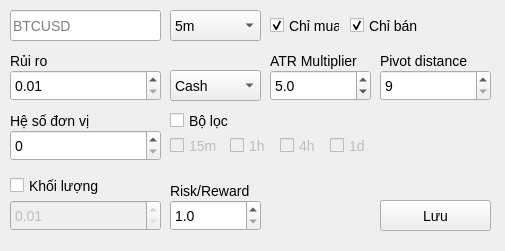
Before: the Qt Designer form ui/EditWindow.ui in nguyenvantat1182002/rsi-signal-bot, drawn with Qt 5.
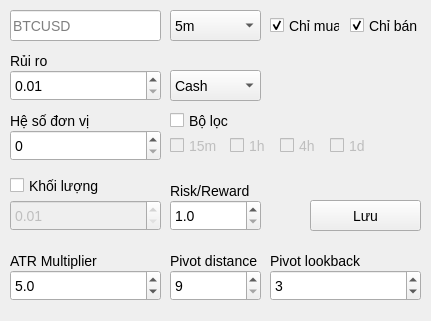
After: the same form once the commit is applied.

The edit to the form file:
```diff
--- a/ui/EditWindow.ui
+++ b/ui/EditWindow.ui
@@ -6,22 +6,10 @@
    <rect>
     <x>0</x>
     <y>0</y>
-    <width>505</width>
-    <height>251</height>
+    <width>431</width>
+    <height>321</height>
    </rect>
   </property>
-  <property name="minimumSize">
-   <size>
-    <width>505</width>
-    <height>251</height>
-   </size>
-  </property>
-  <property name="maximumSize">
-   <size>
-    <width>505</width>
-    <height>251</height>
-   </size>
-  </property>
   <property name="windowTitle">
    <string>TRADER 3 - EDIT</string>
   </property>
@@ -133,7 +121,7 @@
    <widget class="QPushButton" name="pushButton">
     <property name="geometry">
      <rect>
-      <x>380</x>
+      <x>310</x>
       <y>200</y>
       <width>111</width>
       <height>31</height>
@@ -197,8 +185,8 @@
    <widget class="QLabel" name="label_6">
     <property name="geometry">
      <rect>
-      <x>270</x>
-      <y>50</y>
+      <x>10</x>
+      <y>250</y>
       <width>91</width>
       <height>21</height>
      </rect>
@@ -404,9 +392,9 @@
     </property>
     <property name="geometry">
      <rect>
-      <x>270</x>
-      <y>70</y>
-      <width>101</width>
+      <x>10</x>
+      <y>270</y>
+      <width>151</width>
       <height>31</height>
      </rect>
     </property>
@@ -429,9 +417,9 @@
    <widget class="QSpinBox" name="spinBox_4">
     <property name="geometry">
      <rect>
-      <x>380</x>
-      <y>70</y>
-      <width>111</width>
+      <x>170</x>
+      <y>270</y>
+      <width>91</width>
       <height>31</height>
      </rect>
     </property>
@@ -445,8 +433,8 @@
    <widget class="QLabel" name="label_5">
     <property name="geometry">
      <rect>
-      <x>380</x>
-      <y>50</y>
+      <x>170</x>
+      <y>250</y>
       <width>91</width>
       <height>21</height>
      </rect>
@@ -455,6 +443,38 @@
      <string>Pivot distance</string>
     </property>
    </widget>
+   <widget class="QLabel" name="label_7">
+    <property name="geometry">
+     <rect>
+      <x>270</x>
+      <y>250</y>
+      <width>101</width>
+      <height>21</height>
+     </rect>
+    </property>
+    <property name="text">
+     <string>Pivot lookback</string>
+    </property>
+   </widget>
+   <widget class="QSpinBox" name="spinBox_5">
+    <property name="geometry">
+     <rect>
+      <x>270</x>
+      <y>270</y>
+      <width>151</width>
+      <height>31</height>
+     </rect>
+    </property>
+    <property name="minimum">
+     <number>1</number>
+    </property>
+    <property name="maximum">
+     <number>999999</number>
+    </property>
+    <property name="value">
+     <number>3</number>
+    </property>
+   </widget>
   </widget>
  </widget>
  <resources/>
```
